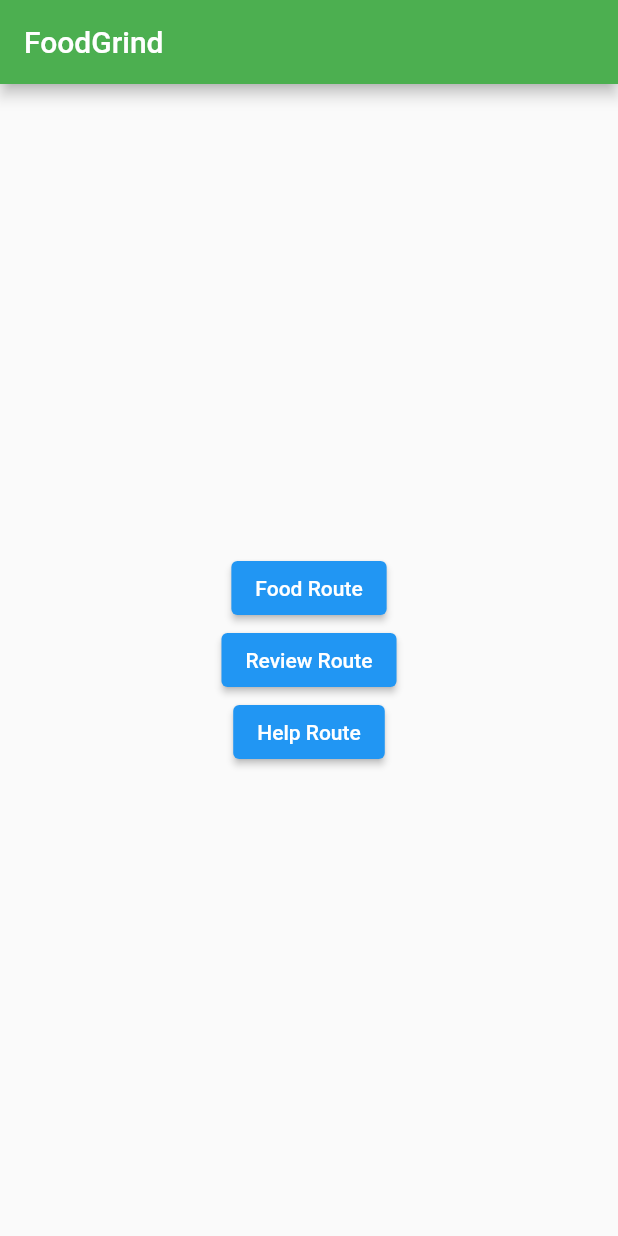
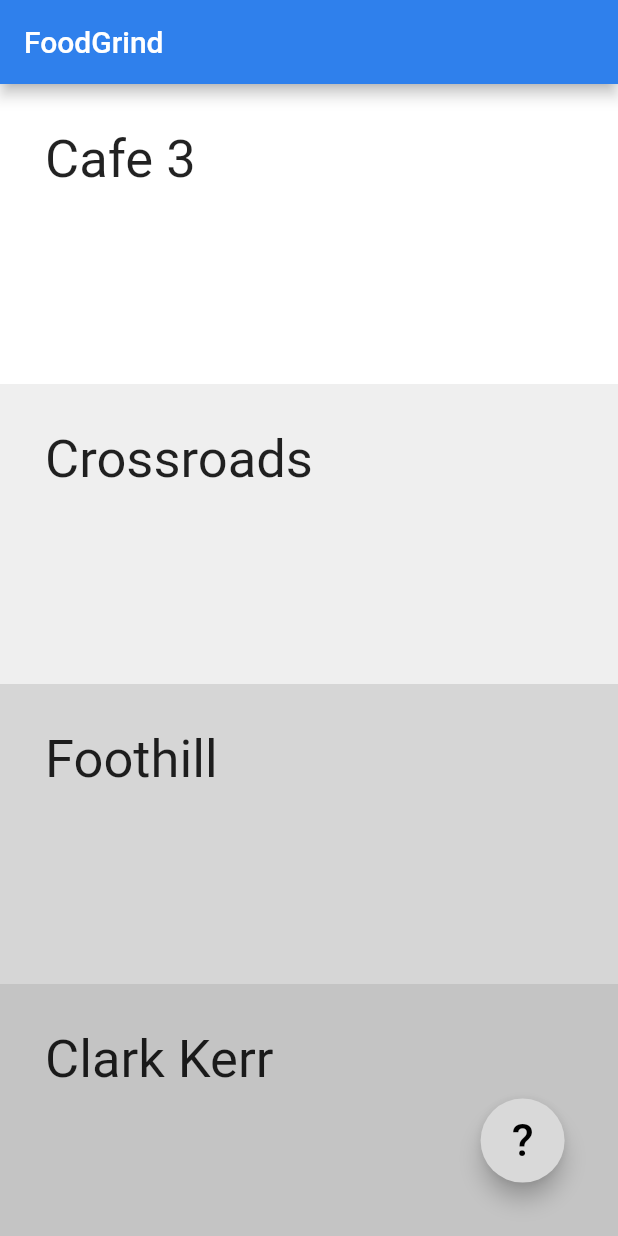
Before and after one commit to ranashreyas/FoodGrind, a Flutter app: the screen it shows after launch, on a phone screen of 412 x 824 dp. Run offline on Flutter 3.47's test engine with Material 2 defaults, Android fonts, the light colour scheme and no system bars.

Commit message:
Built out homescreen some more.

```diff
--- a/lib/main.dart
+++ b/lib/main.dart
@@ -1,6 +1,4 @@
 import 'package:flutter/material.dart';
-
-// function to trigger build when the app is run
 void main() {
   runApp(MaterialApp(
     initialRoute: '/',
@@ -10,7 +8,7 @@ void main() {
       '/review': (context) => const ReviewRoute(),
       '/help': (context) => const HelpRoute(),
     },
-  )); //MaterialApp
+  ));
 }
 
 class HomeRoute extends StatelessWidget {
@@ -19,36 +17,90 @@ class HomeRoute extends StatelessWidget {
   @override
   Widget build(BuildContext context) {
     return Scaffold(
+      backgroundColor: const Color(0xFFC4C4C4),
       appBar: AppBar(
         title: const Text('FoodGrind'),
-        backgroundColor: Colors.green,
-      ), // AppBar
-      body: Center(
-        child: Column(
-          mainAxisAlignment: MainAxisAlignment.center,
+        backgroundColor: const Color(0xFF2F80EC),
+      ),
+      body: Stack(children: <Widget>[
+        Column(
           children: <Widget>[
-            ElevatedButton(
-              child: const Text('Food Route'),
-              onPressed: () {
+            GestureDetector(
+              onTap: () {
                 Navigator.pushNamed(context, '/food');
               },
-            ), // ElevatedButton
-            ElevatedButton(
-              child: const Text('Review Route'),
-              onPressed: () {
-                Navigator.pushNamed(context, '/review');
+              child: Container(
+                height: 200,
+                width: double.infinity,
+                color: Colors.white,
+                padding: const EdgeInsets.all(30),
+                child: const Text(
+                  'Cafe 3',
+                  style: TextStyle(fontSize: 35),
+                ),
+              ),
+            ),
+            GestureDetector(
+              onTap: () {
+                Navigator.pushNamed(context, '/food');
               },
-            ), // ElevatedButton
-            ElevatedButton(
-              child: const Text('Help Route'),
+              child: Container(
+                height: 200,
+                width: double.infinity,
+                color: const Color(0xFFEFEFEF),
+                padding: const EdgeInsets.all(30),
+                child: const Text(
+                  'Crossroads',
+                  style: TextStyle(fontSize: 35),
+                ),
+              ),
+            ),
+            GestureDetector(
+              onTap: () {
+                Navigator.pushNamed(context, '/food');
+              },
+              child: Container(
+                height: 200,
+                width: double.infinity,
+                color: const Color(0xFFD6D6D6),
+                padding: const EdgeInsets.all(30),
+                child: const Text(
+                  'Foothill',
+                  style: TextStyle(fontSize: 35),
+                ),
+              ),
+            ),
+            GestureDetector(
+              onTap: () {
+                Navigator.pushNamed(context, '/food');
+              },
+              child: Container(
+                height: 200,
+                width: double.infinity,
+                color: const Color(0xFFC4C4C4),
+                padding: const EdgeInsets.all(30),
+                child: const Text(
+                  'Clark Kerr',
+                  style: TextStyle(fontSize: 35),
+                ),
+              ),
+            ),
+          ],
+        ),
+        Align(
+          alignment: const Alignment(0.8, 0.9),
+          child: FloatingActionButton(
+              backgroundColor: const Color(0xFFD9D9D9),
               onPressed: () {
                 Navigator.pushNamed(context, '/help');
               },
-            ), // ElevatedButton
-          ], // <Widget>[]
-        ), // Column
-      ), // Center
-    ); // Scaffold
+              child: const Text(
+                '?',
+                style: TextStyle(color: Colors.black, fontSize: 30),
+              )),
+        ),
+      ]),
+    );
   }
 }
 
@@ -60,9 +112,9 @@ class FoodRoute extends StatelessWidget {
     return Scaffold(
       appBar: AppBar(
         title: const Text("Food Route"),
-        backgroundColor: Colors.green,
-      ), // AppBar
-    ); // Scaffold
+        backgroundColor: Color(0xFF2F80EC),
+      ),
+    );
   }
 }
 
@@ -74,9 +126,9 @@ class ReviewRoute extends StatelessWidget {
     return Scaffold(
       appBar: AppBar(
         title: const Text("Review Route"),
-        backgroundColor: Colors.green,
-      ), // AppBar
-    ); // Scaffold
+        backgroundColor: Color(0xFF2F80EC),
+      ),
+    );
   }
 }
 
@@ -88,8 +140,8 @@ class HelpRoute extends StatelessWidget {
     return Scaffold(
       appBar: AppBar(
         title: const Text("Help Route"),
-        backgroundColor: Colors.green,
-      ), // AppBar
-    ); // Scaffold
+        backgroundColor: Color(0xFF2F80EC),
+      ),
+    );
   }
 }
```
Also changed, not shown: 1 other file.
